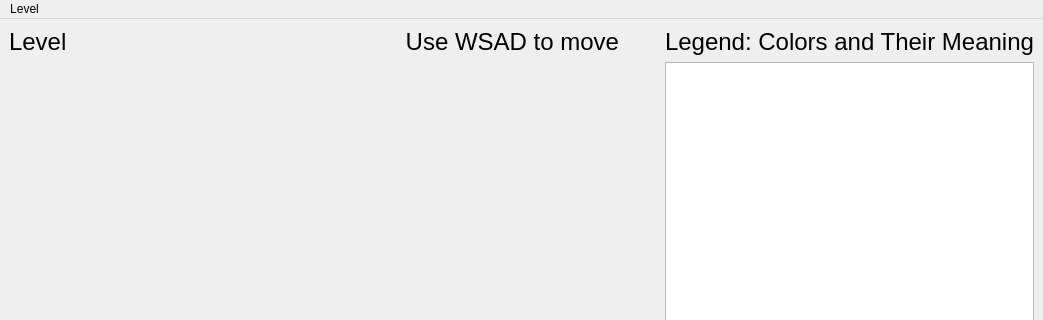
First picture: the form in sokoban.ui, repository bakamaster/Sokoban, before the edit; both pictures show x 0 to 1043 and y 0 to 320 of the 1043 by 744 pixel window.
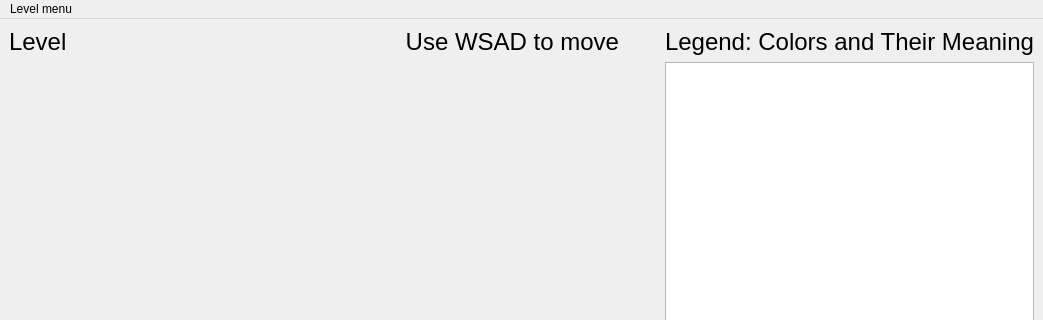
Second picture: the form after the edit.

Patch:
```diff
--- a/sokoban.ui
+++ b/sokoban.ui
@@ -146,7 +146,7 @@
    </property>
    <widget class="QMenu" name="menuLevel">
     <property name="title">
-     <string>Level</string>
+     <string>Level menu</string>
     </property>
     <addaction name="loadCustomLevel"/>
     <addaction name="resetLevel"/>
```
